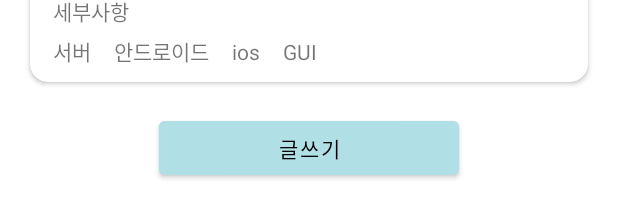
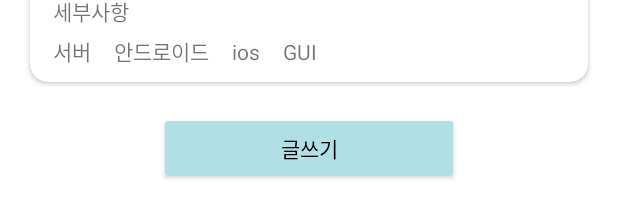
Before and after one commit to toyprojectforGit/bada, an Android app: the layout activity_notice_board.xml on its own in the app's theme, with its tools: preview values and no code run, on a phone screen of 412 x 824 dp. Shown: the part 619-837 px from the top of the screen. Run offline under Robolectric (Android 15) with nearby library versions, the phone set to English and light mode, and no system bars.

Commit message:
feat: UI 개선

```diff
--- a/bada1_1/app/src/main/res/layout/activity_notice_board.xml
+++ b/bada1_1/app/src/main/res/layout/activity_notice_board.xml
@@ -29,7 +29,7 @@
         app:layout_constraintTop_toBottomOf="@+id/board_title"
         />
 
-    <Button
+    <androidx.appcompat.widget.AppCompatButton
         android:id="@+id/btn_noticewrite"
         android:layout_width="200dp"
         android:layout_height="wrap_content"
--- a/bada1_1/app/src/main/res/layout/activity_notice_write.xml
+++ b/bada1_1/app/src/main/res/layout/activity_notice_write.xml
@@ -54,7 +54,7 @@
         android:layout_width="wrap_content"
         android:layout_height="wrap_content"
         app:layout_constraintTop_toBottomOf="@+id/nt_contents"
-        android:text="원하는 인원 수를 입력하세요.(최대 4명)"
+        android:text="원하는 인원 수를 입력하세요. (최대 4명)"
         android:layout_marginTop="20dp"
         android:textColor="@color/black"
         app:layout_constraintLeft_toLeftOf="parent"
```
Also changed, not shown: bada1_1/app/src/main/java/com/example/bada1/activity/NoticeDetailActivity.kt (+6 -2 lines).
